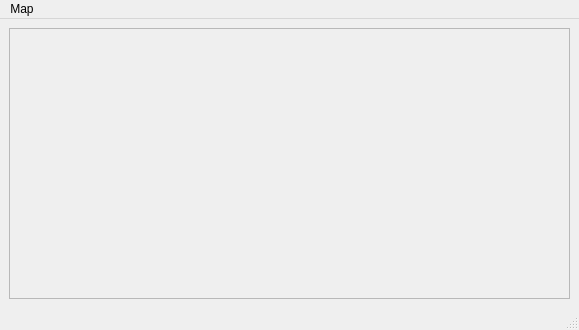
Before: the Qt Designer form AfterQgis/mainwindowbase.ui in MinchukSergei/QgisMapViewer, drawn with Qt 5.
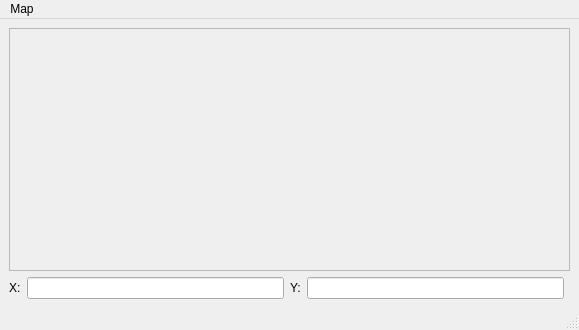
After: the same form once the commit is applied. Icons and pictures are not drawn.

Commit message: added textfields for coordinates

Diff of the .ui file:
```diff
--- a/AfterQgis/mainwindowbase.ui
+++ b/AfterQgis/mainwindowbase.ui
@@ -30,7 +30,17 @@
     <property name="spacing">
      <number>6</number>
     </property>
-    <item row="0" column="0">
+    <item row="1" column="0">
+     <widget class="QLabel" name="label">
+      <property name="text">
+       <string>X:</string>
+      </property>
+     </widget>
+    </item>
+    <item row="1" column="1">
+     <widget class="QLineEdit" name="xLineEditCoordinate"/>
+    </item>
+    <item row="0" column="0" colspan="5">
      <widget class="QFrame" name="frameMap">
       <property name="frameShape">
        <enum>QFrame::StyledPanel</enum>
@@ -40,6 +50,16 @@
       </property>
      </widget>
     </item>
+    <item row="1" column="3">
+     <widget class="QLineEdit" name="yLineEditCoordinate"/>
+    </item>
+    <item row="1" column="2">
+     <widget class="QLabel" name="label_2">
+      <property name="text">
+       <string>Y:</string>
+      </property>
+     </widget>
+    </item>
    </layout>
   </widget>
   <widget class="QMenuBar" name="menubar">
```
The commit also changes 11 other files.
